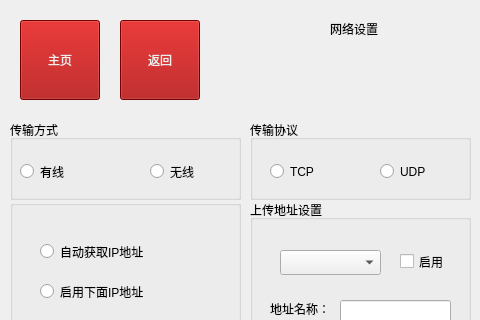
Before: the Qt Designer form formsetting_wlsz.ui in taoxuMemo/Edit, drawn with Qt 5; both pictures show x 0 to 480 and y 0 to 320 of the 480 by 480 pixel window.
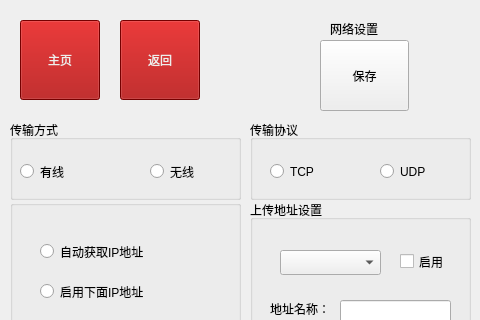
After: the same form once the commit is applied.

Patch:
```diff
--- a/formsetting_wlsz.ui
+++ b/formsetting_wlsz.ui
@@ -395,6 +395,19 @@
     </property>
    </widget>
   </widget>
+  <widget class="QPushButton" name="pushButton">
+   <property name="geometry">
+    <rect>
+     <x>320</x>
+     <y>40</y>
+     <width>89</width>
+     <height>71</height>
+    </rect>
+   </property>
+   <property name="text">
+    <string>保存</string>
+   </property>
+  </widget>
  </widget>
  <resources/>
  <connections/>
```
Left out of the diff: 2 changed lines with no effect on the pictures.
